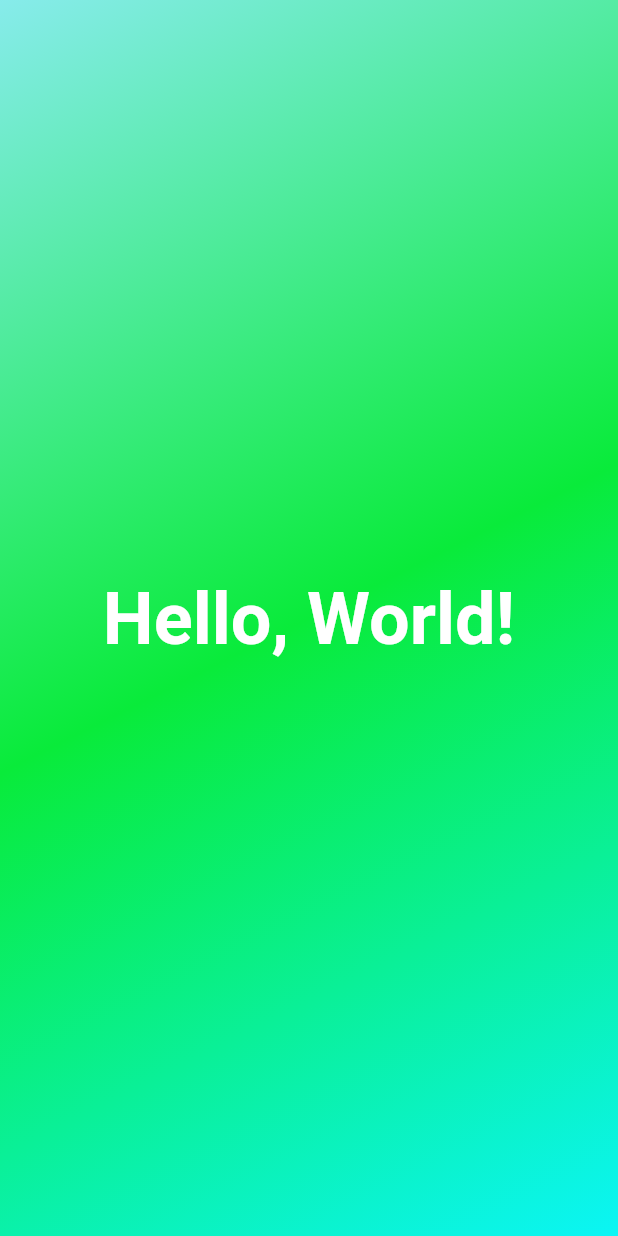
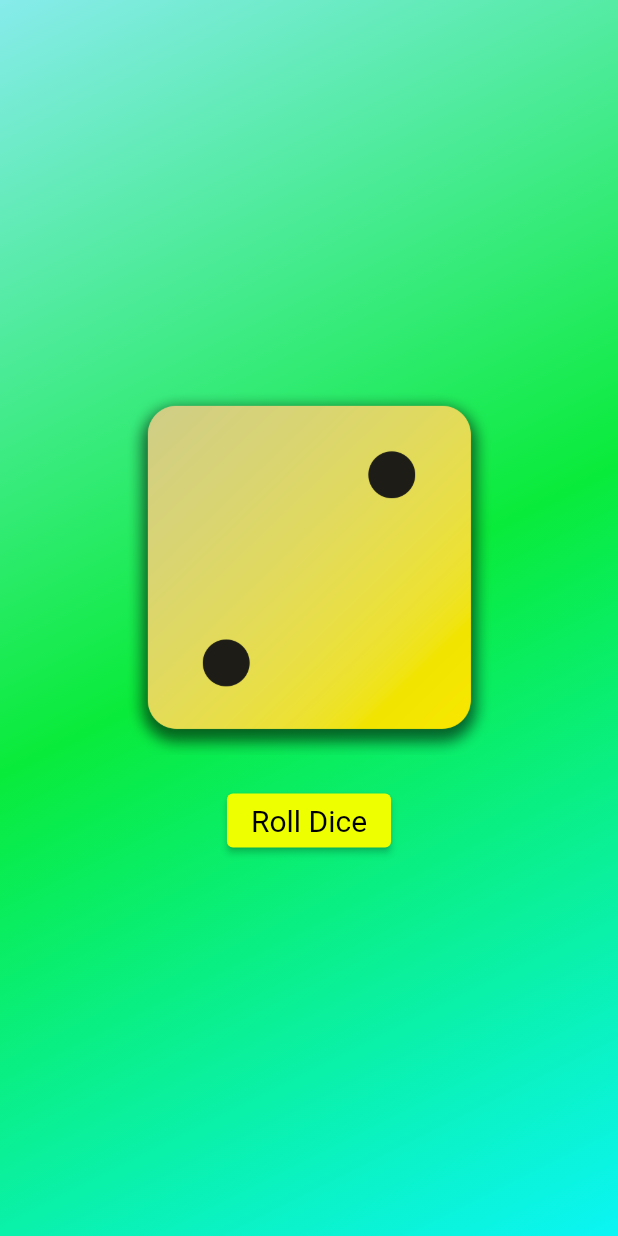
Before and after one commit to rookiexyz/RollDiceApp, a Flutter app: the screen it shows after launch, on a phone screen of 412 x 824 dp. Run offline on Flutter 3.47's test engine with Material 2 defaults, Android fonts, the phone set to English and light mode, and no system bars.

Commit message:
added assets and created statefull widgets

```diff
--- a/lib/center_text.dart
+++ b/lib/center_text.dart
@@ -1,13 +1,15 @@
 import 'package:flutter/material.dart';
 
 class CenterText extends StatelessWidget {
-  const CenterText({super.key});
+  const CenterText(this.text, {super.key});
+
+  final String text;
 
   @override
   Widget build(context) {
-    return const Text(
-      'Hello, World!',
-      style: TextStyle(
+    return Text(
+      text,
+      style: const TextStyle(
         fontSize: 48,
         fontWeight: FontWeight.bold,
         color: Colors.white,
--- /dev/null
+++ b/lib/dice_roller.dart
@@ -0,0 +1,44 @@
+import 'package:flutter/material.dart';
+
+class DiceRoller extends StatefulWidget {
+  const DiceRoller({super.key});
+  @override
+  State<StatefulWidget> createState() {
+    return _DiceRollerState();
+  }
+}
+
+class _DiceRollerState extends State<DiceRoller> {
+  var activeDiceImage = 'assets/images/dice-2.png';
+
+  void rollDice() {
+    activeDiceImage = 'assets/images/dice-1.png';
+  }
+
+  @override
+  Widget build(context) {
+    return Column(
+      mainAxisSize: MainAxisSize.min,
+      children: [
+        Image.asset(
+          activeDiceImage,
+          width: 250,
+        ),
+        const SizedBox(
+          height: 20,
+        ),
+        ElevatedButton(
+          onPressed: rollDice,
+          style: TextButton.styleFrom(
+            backgroundColor: const Color.fromARGB(255, 238, 255, 0),
+            foregroundColor: const Color.fromARGB(255, 0, 0, 0),
+            textStyle: const TextStyle(
+              fontSize: 20,
+            ),
+          ),
+          child: const Text('Roll Dice'),
+        ),
+      ],
+    );
+  }
+}
--- a/lib/gradient_container.dart
+++ b/lib/gradient_container.dart
@@ -1,28 +1,27 @@
 import 'package:flutter/material.dart';
-import 'center_text.dart';
+
+import 'dice_roller.dart';
 
 var startAlign = Alignment.topLeft;
 var endAlign = Alignment.bottomRight;
 
 class GradientContainer extends StatelessWidget {
-  const GradientContainer({super.key});
+  const GradientContainer(this.colorList, {super.key});
+
+  final List<Color> colorList;
 
   @override
   Widget build(context) {
     return Container(
       decoration: BoxDecoration(
         gradient: LinearGradient(
-          colors: const [
-            Color.fromARGB(255, 135, 235, 235),
-            Color.fromARGB(255, 9, 235, 58),
-            Color.fromARGB(255, 11, 245, 245),
-          ],
+          colors: colorList,
           begin: startAlign,
           end: endAlign,
         ),
       ),
       child: const Center(
-        child: CenterText(),
+        child: DiceRoller(),
       ),
     );
   }
--- a/lib/main.dart
+++ b/lib/main.dart
@@ -5,7 +5,11 @@ void main() {
   runApp(
     const MaterialApp(
       home: Scaffold(
-        body: GradientContainer(),
+        body: GradientContainer([
+          Color.fromARGB(255, 135, 235, 235),
+          Color.fromARGB(255, 9, 235, 58),
+          Color.fromARGB(255, 11, 245, 245),
+        ]),
       ),
     ),
   );
```
Also changed, not shown: pubspec.yaml (+9 -6 lines), assets/images/dice-1.png (added), assets/images/dice-2.png (added), assets/images/dice-3.png (added), assets/images/dice-4.png (added), assets/images/dice-5.png (added), assets/images/dice-6.png (added).
